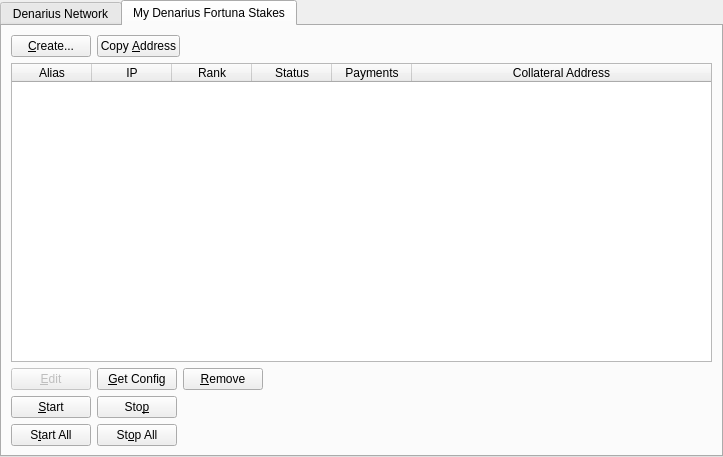
Before: the Qt Designer form src/qt/forms/fortunastakemanager.ui in metaspartan/denarius, drawn with Qt 5.
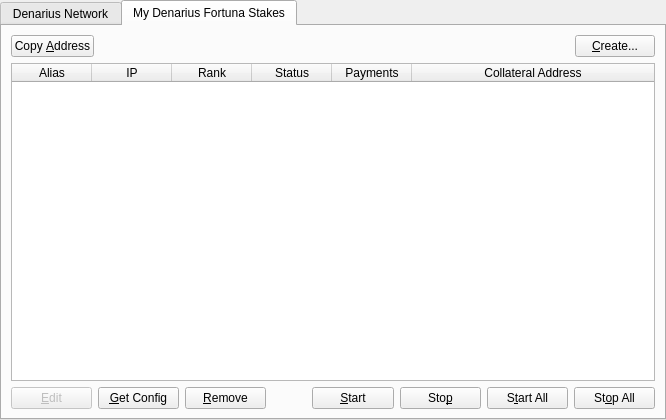
After: the same form once the commit is applied. The open tabs and pages were chosen to show the change.

```diff
--- a/src/qt/forms/fortunastakemanager.ui
+++ b/src/qt/forms/fortunastakemanager.ui
@@ -6,8 +6,8 @@
    <rect>
     <x>0</x>
     <y>0</y>
-    <width>723</width>
-    <height>457</height>
+    <width>666</width>
+    <height>420</height>
    </rect>
   </property>
   <property name="windowTitle">
@@ -138,13 +138,6 @@
            </property>
            <item>
             <layout class="QHBoxLayout" name="horizontalLayout">
-             <item>
-              <widget class="QPushButton" name="createButton">
-               <property name="text">
-                <string>&amp;Create...</string>
-               </property>
-              </widget>
-             </item>
              <item>
               <widget class="QPushButton" name="copyAddressButton">
                <property name="text">
@@ -165,6 +158,13 @@
                </property>
               </spacer>
              </item>
+             <item>
+              <widget class="QPushButton" name="createButton">
+               <property name="text">
+                <string>&amp;Create...</string>
+               </property>
+              </widget>
+             </item>
             </layout>
            </item>
            <item>
@@ -274,6 +274,9 @@
                <property name="orientation">
                 <enum>Qt::Horizontal</enum>
                </property>
+               <property name="sizeType">
+                <enum>QSizePolicy::Minimum</enum>
+               </property>
                <property name="sizeHint" stdset="0">
                 <size>
                  <width>40</width>
@@ -282,13 +285,6 @@
                </property>
               </spacer>
              </item>
-            </layout>
-           </item>
-           <item>
-            <layout class="QHBoxLayout" name="horizontalLayout_4">
-             <property name="bottomMargin">
-              <number>0</number>
-             </property>
              <item>
               <widget class="QPushButton" name="startButton">
                <property name="text">
@@ -304,26 +300,6 @@
               </widget>
              </item>
              <item>
-              <spacer name="horizontalSpacer_4">
-               <property name="orientation">
-                <enum>Qt::Horizontal</enum>
-               </property>
-               <property name="sizeHint" stdset="0">
-                <size>
-                 <width>40</width>
-                 <height>20</height>
-                </size>
-               </property>
-              </spacer>
-             </item>
-            </layout>
-           </item>
-           <item>
-            <layout class="QHBoxLayout" name="horizontalLayout_5">
-             <property name="bottomMargin">
-              <number>0</number>
-             </property>
-             <item>
               <widget class="QPushButton" name="startAllButton">
                <property name="text">
                 <string>S&amp;tart All</string>
@@ -337,19 +313,20 @@
                </property>
               </widget>
              </item>
-             <item>
-              <spacer name="horizontalSpacer_5">
-               <property name="orientation">
-                <enum>Qt::Horizontal</enum>
-               </property>
-               <property name="sizeHint" stdset="0">
-                <size>
-                 <width>40</width>
-                 <height>20</height>
-                </size>
-               </property>
-              </spacer>
-             </item>
+            </layout>
+           </item>
+           <item>
+            <layout class="QHBoxLayout" name="horizontalLayout_4">
+             <property name="bottomMargin">
+              <number>0</number>
+             </property>
+            </layout>
+           </item>
+           <item>
+            <layout class="QHBoxLayout" name="horizontalLayout_5">
+             <property name="bottomMargin">
+              <number>0</number>
+             </property>
             </layout>
            </item>
           </layout>
```
